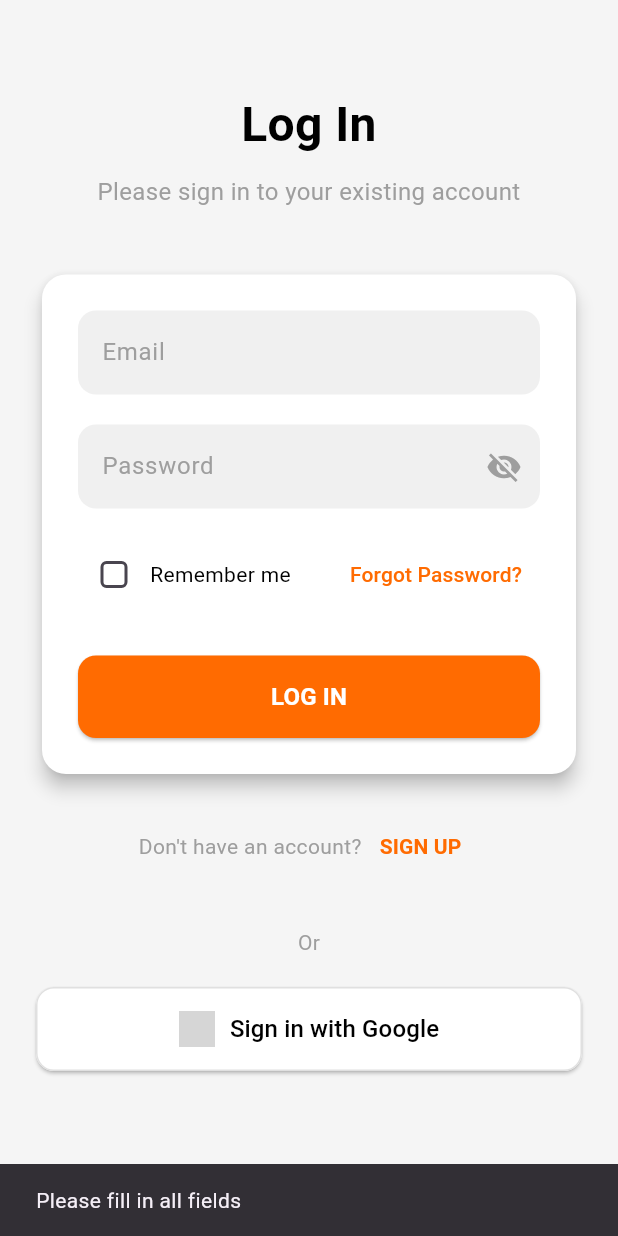
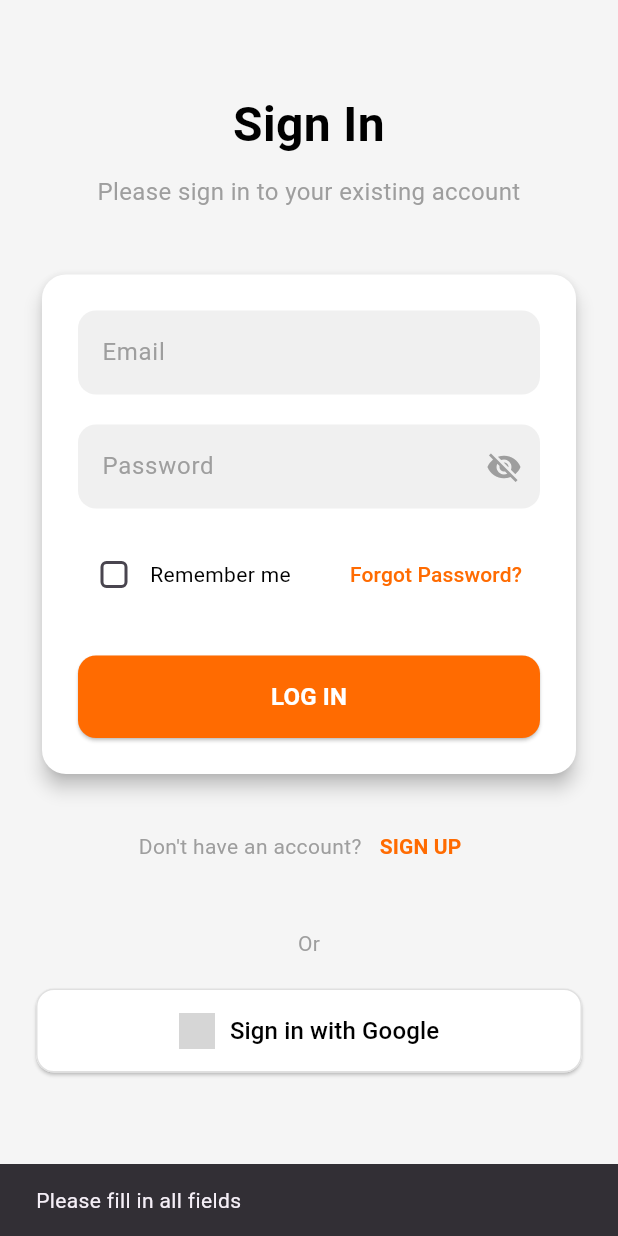
Before and after one commit to Nipuna7/Food-Order-App, a Flutter app: the screen it shows after launch, after a tap on "LOG IN", on a phone screen of 412 x 824 dp. Run offline on Flutter 3.47's test engine with Material 3 defaults, Android fonts, the phone set to English and light mode, and no system bars; our stand-ins replace cloud_firestore, firebase_auth, firebase_core, google_sign_in, image_picker; accounts and stored records are empty; network calls fail; grey boxes are pictures that could not be loaded.

Commit message:
set up user navbar and admin navbar

```diff
--- a/foodapp/lib/main.dart
+++ b/foodapp/lib/main.dart
@@ -1,5 +1,7 @@
 import 'package:firebase_core/firebase_core.dart';
 import 'package:flutter/material.dart';
+import 'package:foodapp/models/user_model.dart';
+import 'package:foodapp/screens/admin/admin_home_screen.dart';
 import 'package:foodapp/screens/admin/all_food_screen.dart';
 import 'package:foodapp/screens/admin/edit_food_screen.dart';
 import 'package:foodapp/screens/admin/food_adding_screen.dart';
@@ -10,6 +12,8 @@ import 'package:foodapp/screens/auth/loading_screen.dart';
 import 'package:foodapp/screens/auth/sign_in_screen.dart';
 import 'package:foodapp/screens/auth/sign_up_screen.dart';
 import 'package:foodapp/screens/auth/unauthorized_screen.dart';
+import 'package:foodapp/screens/user/home_screen.dart';
+import 'package:foodapp/screens/user/profile_screen.dart';
 import 'package:foodapp/services/auth_service.dart';
 import 'package:foodapp/widgets/admin_auth_check.dart';
 
@@ -37,8 +41,13 @@ class MyApp extends StatelessWidget {
         '/loading_page': (context) => LoadingScreen(),
         '/sign_in_page': (context) => SignInScreen(),
         '/sign_up_page': (context) => SignUpScreen(),
+        '/': (context) => HomeScreen(),
         '/froget_password': (context) => ForgotPasswordScreen(),
         '/all_food_item_screen': (context) => AllFoodsScreen(),
+        '/profile_screen': (context) => ProfileScreen(),
+
+
+
 
         // Protected admin routes
         '/admin_all_food_screen':
@@ -52,50 +61,14 @@ class MyApp extends StatelessWidget {
               adminWidget: AddFoodScreen(),
               userWidget: UnauthorizedScreen(),
             ),
+
+        '/admin_home':
+            (context) => AdminAuthCheck(
+              adminWidget: AdminHomeScreen(),
+              userWidget: UnauthorizedScreen(),
+            ),
+
       },
     );
   }
 }
-
-
-
-
-
-
-// import 'package:firebase_core/firebase_core.dart';
-// import 'package:flutter/material.dart';
-// import 'package:foodapp/screens/admin/all_food_screen.dart';
-// import 'package:foodapp/screens/all_food_screen.dart';
-// import 'package:foodapp/screens/admin/food_adding_screen.dart';
-// import 'package:foodapp/screens/auth/froget_password_screen.dart';
-// import 'package:foodapp/screens/auth/loading_screen.dart';
-// import 'package:foodapp/screens/auth/sign_in_screen.dart';
-// import 'package:foodapp/screens/auth/sign_up_screen.dart';
-
-// void main() async {
-//   WidgetsFlutterBinding.ensureInitialized(); // Ensure Flutter binding is initialized
-//   await Firebase.initializeApp(); // Initialize Firebase
-//   runApp(const MyApp());
-// }
-
-// class MyApp extends StatelessWidget {
-//   const MyApp({super.key});
-
-//   @override
-//   Widget build(BuildContext context) {
-//     return MaterialApp(
-//       title: 'Food Order App',
-//       debugShowCheckedModeBanner: false,
-//       initialRoute: '/all_food_item_screen', // Set initial route to HomeScreen
-//       routes: {
-//         '/loading_page':(context)=>LoadingScreen(),
-//         '/sign_in_page':(context)=>SignInScreen(),
-//         '/sign_up_page':(context)=>SignUpScreen(),
-//         '/froget_password':(context)=>ForgotPasswordScreen(),
-//         '/food_add_screen':(context)=>AddFoodScreen(),
-//         '/all_food_item_screen':(context)=>AllFoodsScreen(),
-//         '/admin_all_food_screen':(context)=>AdminAllFoodsScreen(),
-//       },
-//     );
-//   }
-// }
--- a/foodapp/lib/screens/auth/sign_in_screen.dart
+++ b/foodapp/lib/screens/auth/sign_in_screen.dart
@@ -33,7 +33,7 @@ class _SignInScreenState extends State<SignInScreen> {
               children: [
                 SizedBox(height: 60),
                 Text(
-                  'Log In',
+                  'Sign In',
                   style: TextStyle(
                     color: Colors.black,
                     fontSize: 32,
@@ -44,10 +44,7 @@ class _SignInScreenState extends State<SignInScreen> {
                 SizedBox(height: 10),
                 Text(
                   'Please sign in to your existing account',
-                  style: TextStyle(
-                    fontSize: 16,
-                    color: Colors.grey,
-                  ),
+                  style: TextStyle(fontSize: 16, color: Colors.grey),
                   textAlign: TextAlign.center,
                 ),
                 SizedBox(height: 40),
@@ -67,9 +64,7 @@ class _SignInScreenState extends State<SignInScreen> {
   Widget _buildLoginCard() {
     return Card(
       color: Colors.white,
-      shape: RoundedRectangleBorder(
-        borderRadius: BorderRadius.circular(16),
-      ),
+      shape: RoundedRectangleBorder(borderRadius: BorderRadius.circular(16)),
       elevation: 5,
       child: Padding(
         padding: const EdgeInsets.all(24.0),
@@ -149,14 +144,9 @@ class _SignInScreenState extends State<SignInScreen> {
               _rememberMe = value!;
             });
           },
-          shape: RoundedRectangleBorder(
-            borderRadius: BorderRadius.circular(4),
+          shape: RoundedRectangleBorder(borderRadius: BorderRadius.circular(4)),
         ),
-        ),
-        Text(
-          'Remember me',
-          style: TextStyle(color: Colors.black),
-        ),
+        Text('Remember me', style: TextStyle(color: Colors.black)),
         Spacer(),
         TextButton(
           onPressed: () {
@@ -176,15 +166,14 @@ class _SignInScreenState extends State<SignInScreen> {
 
   Widget _buildLoginButton() {
     return ElevatedButton(
-      onPressed: _isLoading ? null : _signIn,  // Disable button while loading
+      onPressed: _isLoading ? null : _signIn, // Disable button while loading
       style: ElevatedButton.styleFrom(
         backgroundColor: Color(0xFFFF6B01),
         padding: EdgeInsets.symmetric(vertical: 16),
-        shape: RoundedRectangleBorder(
-          borderRadius: BorderRadius.circular(12),
+        shape: RoundedRectangleBorder(borderRadius: BorderRadius.circular(12)),
       ),
-      ),
-      child: _isLoading
+      child:
+          _isLoading
               ? SizedBox(
                 height: 20,
                 width: 20,
@@ -208,10 +197,7 @@ class _SignInScreenState extends State<SignInScreen> {
     return Row(
       mainAxisAlignment: MainAxisAlignment.center,
       children: [
-        Text(
-          'Don\'t have an account?',
-          style: TextStyle(color: Colors.grey),
-        ),
+        Text('Don\'t have an account?', style: TextStyle(color: Colors.grey)),
         TextButton(
           onPressed: () {
             Navigator.push(
@@ -229,34 +215,35 @@ class _SignInScreenState extends State<SignInScreen> {
         ),
       ],
     );
+
   }
 
   Widget _buildGoogleSignInSection() {
     return Column(
       children: [
-        Text(
-          'Or',
-          style: TextStyle(color: Colors.grey),
-        ),
+        SizedBox(height: 1),
+        Text('Or', style: TextStyle(color: Colors.grey)),
         SizedBox(height: 20),
         ElevatedButton(
-          onPressed: _isLoading ? null : _signInWithGoogle,  // Disable button while loading
+          onPressed:
+              _isLoading
+                  ? null
+                  : _signInWithGoogle, // Disable button while loading
           style: ElevatedButton.styleFrom(
             backgroundColor: Colors.white,
             side: BorderSide(color: Colors.grey.shade300),
+
             shape: RoundedRectangleBorder(
               borderRadius: BorderRadius.circular(12),
             ),
             padding: EdgeInsets.symmetric(vertical: 16),
+
           ),
           child: Row(
             mainAxisAlignment: MainAxisAlignment.center,
             children: [
               if (!_isLoading) ...[
-                Image.asset(
-                  'assets/image/google_logo.png',
-                  height: 24,
-                ),
+                Image.asset('assets/image/google_logo.png', height: 24),
                 SizedBox(width: 10),
               ],
               _isLoading
@@ -270,10 +257,7 @@ class _SignInScreenState extends State<SignInScreen> {
                   )
                   : Text(
                     'Sign in with Google',
-                    style: TextStyle(
-                      color: Colors.black,
-                      fontSize: 16,
-                    ),
+                    style: TextStyle(color: Colors.black, fontSize: 16),
                   ),
             ],
           ),
@@ -288,9 +272,9 @@ class _SignInScreenState extends State<SignInScreen> {
       String password = _passwordController.text.trim();
 
       if (email.isEmpty || password.isEmpty) {
-        ScaffoldMessenger.of(context).showSnackBar(
-          SnackBar(content: Text('Please fill in all fields')),
-        );
+        ScaffoldMessenger.of(
+          context,
+        ).showSnackBar(SnackBar(content: Text('Please fill in all fields')));
         return;
       }
 
@@ -299,34 +283,37 @@ class _SignInScreenState extends State<SignInScreen> {
         _isLoading = true;
       });
 
-      UserModel? user = await _authService.signInWithEmailAndPassword(email, password);
+      UserModel? user = await _authService.signInWithEmailAndPassword(
+        email,
+        password,
+      );
 
       if (user != null) {
         // Check if user is admin and navigate accordingly
         if (user.isAdmin) {
           // Navigate to Admin Screen
-          Navigator.pushReplacementNamed(context, '/admin_all_food_screen');
+          Navigator.pushReplacementNamed(context, '/admin_home');
         } else {
           // Navigate to User Home Screen
-          Navigator.pushReplacement(
-            context,
-            MaterialPageRoute(builder: (context) => HomeScreen(user: user))
-          );
+          Navigator.pushNamed(context, '/');
         }
       } else {
         ScaffoldMessenger.of(context).showSnackBar(
-          SnackBar(content: Text('Sign in failed. Please check your credentials.')),
+          SnackBar(
+            content: Text('Sign in failed. Please check your credentials.'),
+          ),
         );
       }
     } catch (e) {
       // Display error message
-      String errorMessage = e.toString().contains('Exception:')
+      String errorMessage =
+          e.toString().contains('Exception:')
               ? e.toString().split('Exception:')[1].trim()
               : 'Sign in failed. Please try again.';
 
-      ScaffoldMessenger.of(context).showSnackBar(
-        SnackBar(content: Text(errorMessage)),
-      );
+      ScaffoldMessenger.of(
+        context,
+      ).showSnackBar(SnackBar(content: Text(errorMessage)));
     } finally {
       // Hide loading indicator
       setState(() {
@@ -348,13 +335,10 @@ class _SignInScreenState extends State<SignInScreen> {
         // Check if user is admin and navigate accordingly
         if (user.isAdmin) {
           // Navigate to Admin Screen
-          Navigator.pushReplacementNamed(context, '/admin_all_food_screen');
+          Navigator.pushReplacementNamed(context, '/admin_home');
         } else {
           // Navigate to User Home Screen
-          Navigator.pushReplacement(
-            context,
-            MaterialPageRoute(builder: (context) => HomeScreen(user: user))
-          );
+           Navigator.pushNamed(context, '/');
         }
       } else {
         ScaffoldMessenger.of(context).showSnackBar(
@@ -363,13 +347,14 @@ class _SignInScreenState extends State<SignInScreen> {
       }
     } catch (e) {
       // Display error message
-      String errorMessage = e.toString().contains('Exception:')
+      String errorMessage =
+          e.toString().contains('Exception:')
               ? e.toString().split('Exception:')[1].trim()
               : 'Google Sign-In failed. Please try again.';
 
-      ScaffoldMessenger.of(context).showSnackBar(
-        SnackBar(content: Text(errorMessage)),
-      );
+      ScaffoldMessenger.of(
+        context,
+      ).showSnackBar(SnackBar(content: Text(errorMessage)));
     } finally {
       // Hide loading indicator
       setState(() {
--- a/foodapp/lib/services/auth_service.dart
+++ b/foodapp/lib/services/auth_service.dart
@@ -314,4 +314,22 @@ class AuthService {
   bool _isValidEmail(String email) {
     return RegExp(r'^[\w-\.]+@([\w-]+\.)+[\w-]{2,4}$').hasMatch(email);
   }
+
+
+   // Get current user data
+  Future<UserModel?> getCurrentUser() async {
+    try {
+      final User? user = _auth.currentUser;
+      if (user != null) {
+        DocumentSnapshot doc = await _firestore.collection('users').doc(user.uid).get();
+        if (doc.exists) {
+          return UserModel.fromMap(doc.data() as Map<String, dynamic>);
+        }
+      }
+      return null;
+    } catch (e) {
+      print('Error getting current user: $e');
+      return null;
+    }
+  }
 }
--- /dev/null
+++ b/foodapp/lib/widgets/user_navbar.dart
@@ -0,0 +1,133 @@
+import 'package:flutter/material.dart';
+import 'package:foodapp/screens/user/profile_screen.dart';
+import '../models/user_model.dart';
+
+class UserNavbar extends StatelessWidget {
+  final int currentIndex;
+  final Function(int) onTap;
+
+  const UserNavbar({
+    super.key,
+    required this.currentIndex,
+    required this.onTap,
+  });
+
+  @override
+  Widget build(BuildContext context) {
+    return Container(
+      decoration: BoxDecoration(
+        color: const Color(0xFFFF6B01),
+        borderRadius: const BorderRadius.only(
+          topLeft: Radius.circular(15),
+          topRight: Radius.circular(15),
+        ),
+        boxShadow: [
+          BoxShadow(
+            color: Colors.black.withOpacity(0.1),
+            blurRadius: 10,
+            offset: const Offset(0, -5),
+          ),
+        ],
+      ),
+      child: Theme(
+        data: Theme.of(context).copyWith(
+          splashColor: Colors.transparent,
+          highlightColor: Colors.transparent,
+        ),
+        child: Padding(
+          padding: const EdgeInsets.only(top: 8.0),
+          child: BottomNavigationBar(
+            currentIndex: currentIndex,
+            onTap: (index) {
+              // First update the current index
+              onTap(index);
+
+              // Then handle navigation if needed
+
+              if (index == 0) {
+
+                Future.delayed(Duration.zero, () {
+                  Navigator.pushNamed(context, '/');
+                });
+              }
+
+
+              if (index == 1) {
+
+                Future.delayed(Duration.zero, () {
+                  Navigator.pushNamed(context, '/all_food_item_screen');
+                });
+              }
+
+
+              if (index == 2) {
+
+                Future.delayed(Duration.zero, () {
+                  Navigator.pushNamed(context, '');
+                });
+              }
+
+
+              if (index == 3) {
+
+                Future.delayed(Duration.zero, () {
+                  Navigator.pushNamed(context, '/profile_screen');
+                });
+              }
+
+
+            },
+            type: BottomNavigationBarType.fixed,
+            backgroundColor: Colors.transparent,
+            selectedItemColor: Colors.white,
+            unselectedItemColor: Colors.white,
+            showUnselectedLabels: true,
+            showSelectedLabels: true,
+            elevation: 0,
+            items: [
+              _buildBottomNavigationBarItem(
+                Icons.home_outlined,
+                Icons.home,
+                'Home',
+                currentIndex == 0,
+              ),
+              _buildBottomNavigationBarItem(
+                Icons.food_bank_outlined,
+                Icons.food_bank,
+                'Foods',
+                currentIndex == 1,
+              ),
+              _buildBottomNavigationBarItem(
+                Icons.assignment_outlined,
+                Icons.assignment,
+                'Orders',
+                currentIndex == 2,
+              ),
+              _buildBottomNavigationBarItem(
+                Icons.person_outline,
+                Icons.person,
+                'Profile',
+                currentIndex == 3,
+              ),
+            ],
+          ),
+        ),
+      ),
+    );
+  }
+
+  BottomNavigationBarItem _buildBottomNavigationBarItem(
+    IconData icon,
+    IconData activeIcon,
+    String label,
+    bool isSelected,
+  ) {
+    return BottomNavigationBarItem(
+      icon: Transform.scale(
+        scale: isSelected ? 1.3 : 1.0,
+        child: Icon(isSelected ? activeIcon : icon),
+      ),
+      label: label,
+    );
+  }
+}
```
Also changed, not shown: foodapp/lib/screens/admin/admin_home_screen.dart (added, +39 -0 lines), foodapp/lib/screens/user/home_screen.dart (+67 -76 lines), foodapp/lib/screens/user/profile_screen.dart (+36 -46 lines), foodapp/lib/widgets/admin_navbar.dart (added, +133 -0 lines). Lines whose indentation alone changed are shown as unchanged.
